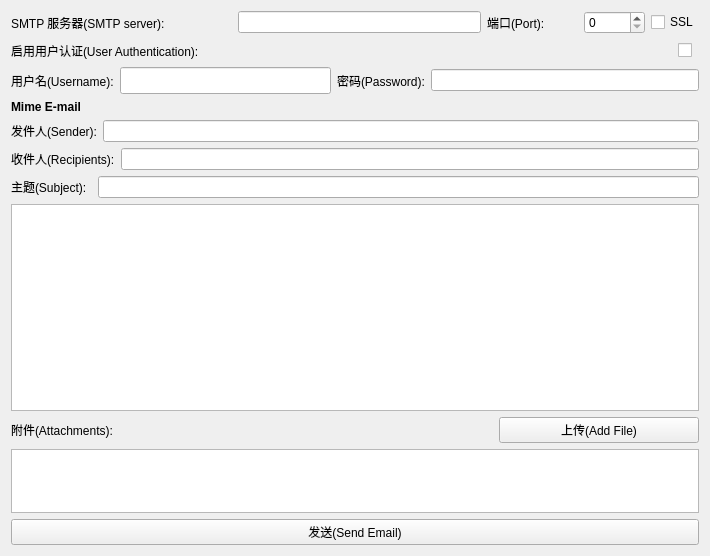
Old version of the form medical_client/email/demos/demo2/sendemail.ui in the repository Gray7118/SMS-Smart_Medical_System.
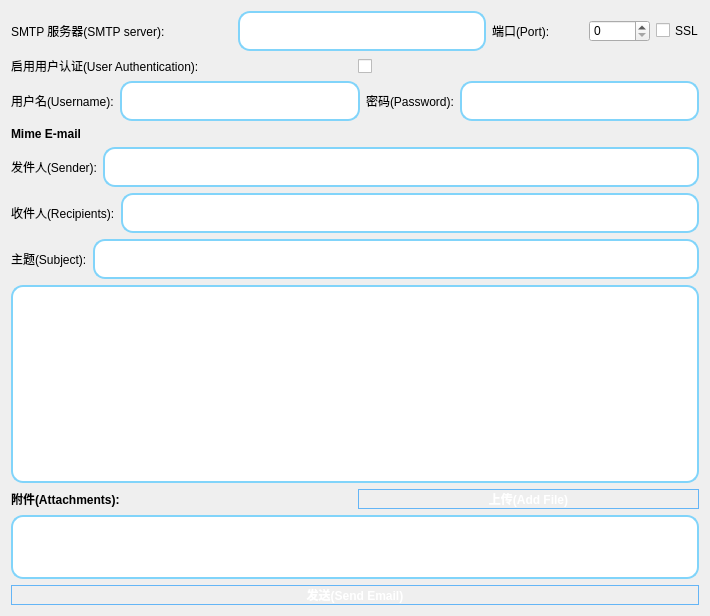
New version of the form.

Patch:
```diff
--- a/medical_client/email/demos/demo2/sendemail.ui
+++ b/medical_client/email/demos/demo2/sendemail.ui
@@ -7,11 +7,87 @@
     <x>0</x>
     <y>0</y>
     <width>710</width>
-    <height>556</height>
+    <height>616</height>
    </rect>
   </property>
   <property name="windowTitle">
-   <string>Form</string>
+   <string>邮件（Email）</string>
+  </property>
+  <property name="styleSheet">
+   <string notr="true">
+    /* 主窗口渐变背景 */
+    QWidget#SendEmail {
+        background-color: qlineargradient(
+            x1:0, y1:0, x2:0, y2:1,
+            stop:0 #d0f0ff,
+            stop:1 #ffffff
+        );
+    }
+
+    /* 按钮高级渐变科技风 */
+    QPushButton {
+        border-radius: 14px;
+        border: 1px solid #64b5f6;
+        color: #ffffff;
+        font-weight: bold;
+        background-color: qlineargradient(
+            x1:0, y1:0, x2:0, y2:1,
+            stop:0 #6ec6ff,
+            stop:1 #1e88e5
+        );
+    }
+    QPushButton:hover {
+        background-color: qlineargradient(
+            x1:0, y1:0, x2:0, y2:1,
+            stop:0 #81d4fa,
+            stop:1 #1976d2
+        );
+    }
+    QPushButton:pressed {
+        background-color: qlineargradient(
+            x1:0, y1:0, x2:0, y2:1,
+            stop:0 #1e88e5,
+            stop:1 #1565c0
+        );
+    }
+
+    /* 输入框样式 */
+    QLineEdit {
+        border: 2px solid #81d4fa;
+        border-radius: 12px;
+        padding: 10px;
+        background-color: #ffffff;
+        color: #0f1f38;
+        selection-background-color: #4fc3f7;
+        selection-color: #ffffff;
+    }
+    QLineEdit:focus {
+        border: 2px solid #1e88e5;
+    }
+
+    /* 多行文本框 */
+    QTextEdit, QTextBrowser {
+        border: 2px solid #81d4fa;
+        border-radius: 12px;
+        padding: 8px;
+        background-color: #ffffff;
+        color: #0f1f38;
+    }
+
+    /* 列表控件 */
+    QListWidget {
+        border: 2px solid #81d4fa;
+        border-radius: 12px;
+        padding: 5px;
+        background-color: #ffffff;
+        color: #0f1f38;
+    }
+
+    /* 复选框统一样式 */
+    QCheckBox {
+        spacing: 5px;
+    }
+   </string>
   </property>
   <layout class="QVBoxLayout" name="verticalLayout_2">
    <item>
@@ -77,38 +153,13 @@
     <layout class="QHBoxLayout" name="horizontalLayout_3">
      <item>
       <widget class="QLabel" name="label_4">
-       <property name="font">
-        <font>
-         <weight>50</weight>
-         <bold>false</bold>
-        </font>
-       </property>
        <property name="text">
         <string>启用用户认证(User Authentication):</string>
        </property>
       </widget>
      </item>
      <item>
-      <widget class="QCheckBox" name="auth">
-       <property name="minimumSize">
-        <size>
-         <width>21</width>
-         <height>21</height>
-        </size>
-       </property>
-       <property name="maximumSize">
-        <size>
-         <width>21</width>
-         <height>21</height>
-        </size>
-       </property>
-       <property name="text">
-        <string/>
-       </property>
-       <property name="tristate">
-        <bool>false</bool>
-       </property>
-      </widget>
+      <widget class="QCheckBox" name="auth"/>
      </item>
     </layout>
    </item>
@@ -122,20 +173,7 @@
       </widget>
      </item>
      <item>
-      <widget class="QLineEdit" name="username">
-       <property name="minimumSize">
-        <size>
-         <width>211</width>
-         <height>27</height>
-        </size>
-       </property>
-       <property name="maximumSize">
-        <size>
-         <width>211</width>
-         <height>27</height>
-        </size>
-       </property>
-      </widget>
+      <widget class="QLineEdit" name="username"/>
      </item>
      <item>
       <widget class="QLabel" name="label_6">
@@ -170,18 +208,6 @@
     <layout class="QHBoxLayout" name="horizontalLayout_2">
      <item>
       <widget class="QLabel" name="label_8">
-       <property name="minimumSize">
-        <size>
-         <width>81</width>
-         <height>0</height>
-        </size>
-       </property>
-       <property name="maximumSize">
-        <size>
-         <width>200</width>
-         <height>16777215</height>
-        </size>
-       </property>
        <property name="text">
         <string>发件人(Sender):</string>
        </property>
@@ -196,18 +222,6 @@
     <layout class="QHBoxLayout" name="horizontalLayout_5">
      <item>
       <widget class="QLabel" name="label_9">
-       <property name="minimumSize">
-        <size>
-         <width>81</width>
-         <height>0</height>
-        </size>
-       </property>
-       <property name="maximumSize">
-        <size>
-         <width>200</width>
-         <height>16777215</height>
-        </size>
-       </property>
        <property name="text">
         <string>收件人(Recipients):</string>
        </property>
@@ -222,18 +236,6 @@
     <layout class="QHBoxLayout" name="horizontalLayout_6">
      <item>
       <widget class="QLabel" name="label_10">
-       <property name="minimumSize">
-        <size>
-         <width>81</width>
-         <height>0</height>
-        </size>
-       </property>
-       <property name="maximumSize">
-        <size>
-         <width>200</width>
-         <height>16777215</height>
-        </size>
-       </property>
        <property name="text">
         <string>主题(Subject):</string>
        </property>
@@ -257,6 +259,12 @@
       <layout class="QHBoxLayout" name="horizontalLayout_7">
        <item>
         <widget class="QLabel" name="label_3">
+         <property name="font">
+          <font>
+           <weight>75</weight>
+           <bold>true</bold>
+          </font>
+         </property>
          <property name="text">
           <string>附件(Attachments):</string>
          </property>
@@ -264,18 +272,6 @@
        </item>
        <item>
         <widget class="QPushButton" name="addAttachment">
-         <property name="minimumSize">
-          <size>
-           <width>97</width>
-           <height>0</height>
-          </size>
-         </property>
-         <property name="maximumSize">
-          <size>
-           <width>200</width>
-           <height>16777215</height>
-          </size>
-         </property>
          <property name="text">
           <string>上传(Add File)</string>
          </property>
```
Left out of the diff: 6 changed lines with no effect on the pictures.
